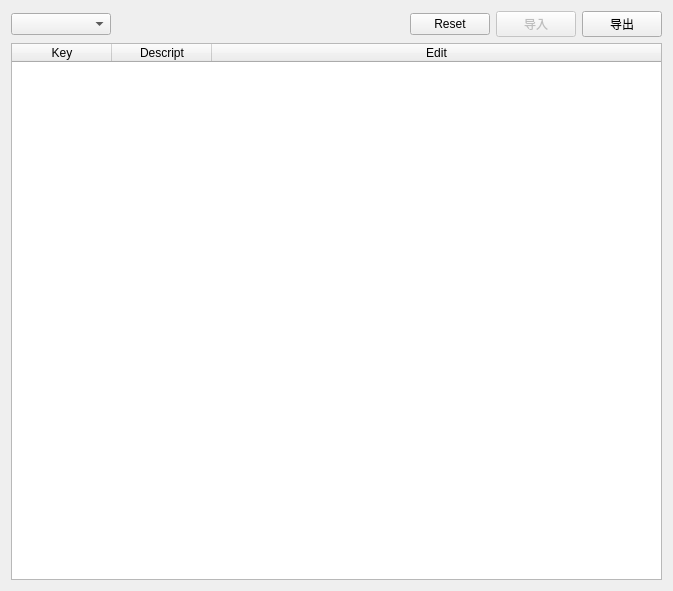
RoadRover-AutoTest/QtDemo, file SubWidget/reshardware.ui: the form before one commit.
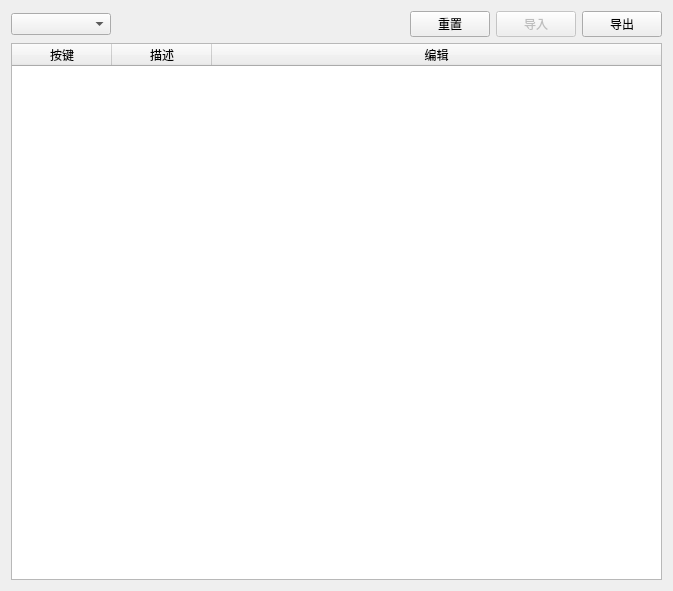
The form after the commit.

```diff
--- a/SubWidget/reshardware.ui
+++ b/SubWidget/reshardware.ui
@@ -70,17 +70,17 @@
      </attribute>
      <column>
       <property name="text">
-       <string>Key</string>
+       <string>按键</string>
       </property>
      </column>
      <column>
       <property name="text">
-       <string>Descript</string>
+       <string>描述</string>
       </property>
      </column>
      <column>
       <property name="text">
-       <string>Edit</string>
+       <string>编辑</string>
       </property>
      </column>
     </widget>
@@ -88,7 +88,7 @@
    <item row="0" column="2">
     <widget class="QPushButton" name="pushButton_reset">
      <property name="text">
-      <string>Reset</string>
+      <string>重置</string>
      </property>
     </widget>
    </item>
```
